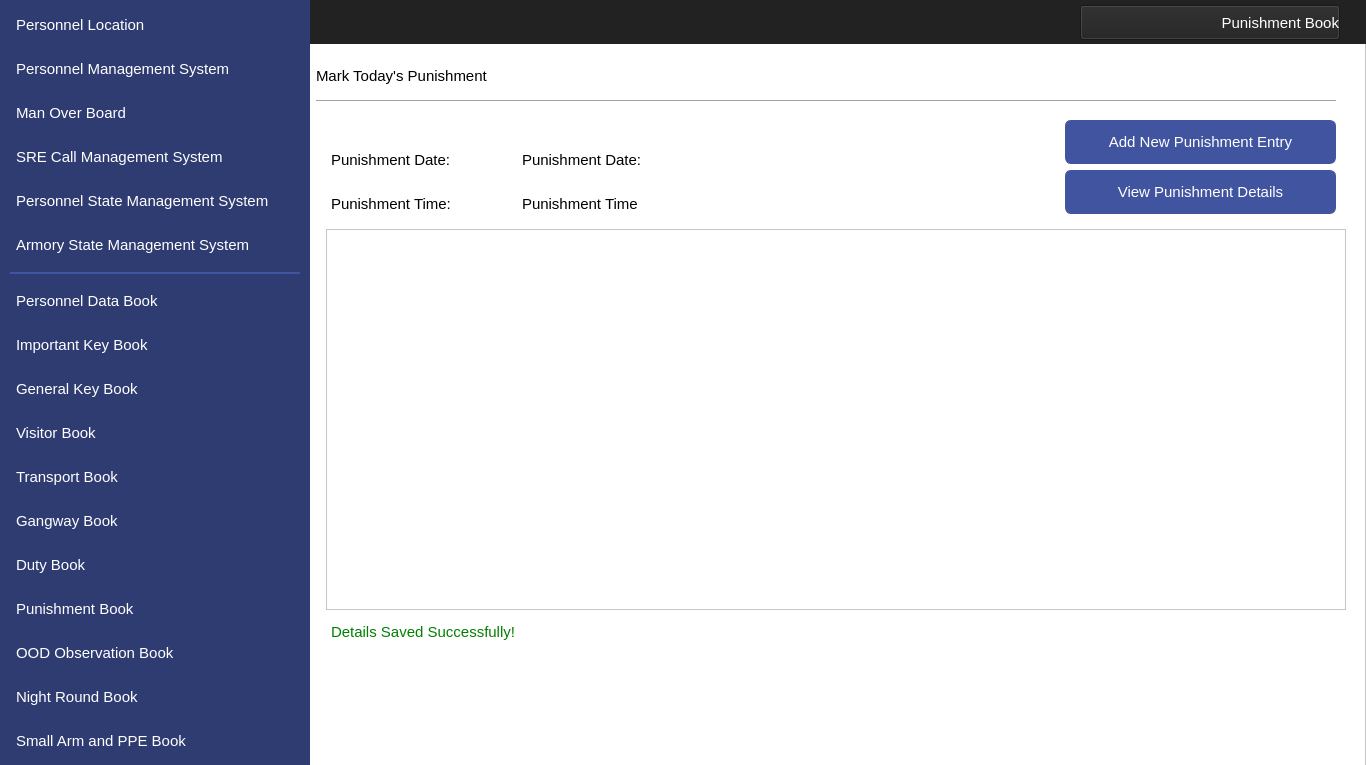
Before: the Qt Designer form Interfaces/ViewPunishment.ui in MuhammadUsamax123/IndoorPositioning, drawn with Qt 5.
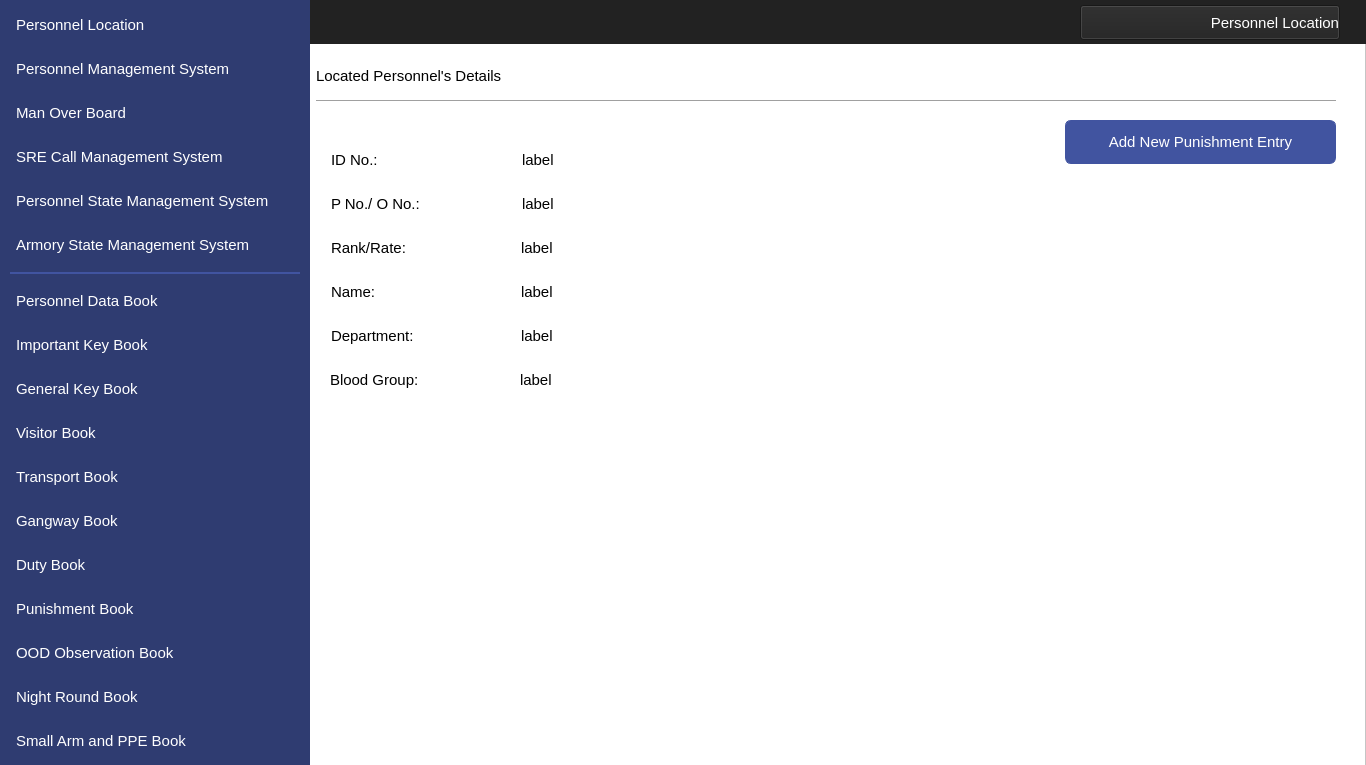
After: the same form once the commit is applied. Icons and pictures are not drawn.

```diff
--- a/Interfaces/ViewPunishment.ui
+++ b/Interfaces/ViewPunishment.ui
@@ -1036,7 +1036,7 @@
     background-color:#222222;</string>
      </property>
      <property name="text">
-      <string>Punishment Book</string>
+      <string>Personnel Location</string>
      </property>
      <property name="icon">
       <iconset resource="../IconResource.qrc">
@@ -1237,28 +1237,12 @@
 font-size: 11pt</string>
      </property>
      <property name="text">
-      <string>Punishment Date:</string>
+      <string>ID No.:</string>
      </property>
      <property name="alignment">
       <set>Qt::AlignLeading|Qt::AlignLeft|Qt::AlignVCenter</set>
      </property>
     </widget>
-    <widget class="QTableWidget" name="tbldetails">
-     <property name="geometry">
-      <rect>
-       <x>326</x>
-       <y>229</y>
-       <width>1020</width>
-       <height>381</height>
-      </rect>
-     </property>
-     <property name="alternatingRowColors">
-      <bool>true</bool>
-     </property>
-     <property name="selectionMode">
-      <enum>QAbstractItemView::NoSelection</enum>
-     </property>
-    </widget>
     <widget class="QPushButton" name="navAddPunishment">
      <property name="geometry">
       <rect>
@@ -1321,68 +1305,6 @@
       </size>
      </property>
     </widget>
-    <widget class="QPushButton" name="navViewPunishmentDetails">
-     <property name="geometry">
-      <rect>
-       <x>1065</x>
-       <y>170</y>
-       <width>271</width>
-       <height>44</height>
-      </rect>
-     </property>
-     <property name="font">
-      <font>
-       <family>Segoe UI</family>
-       <pointsize>11</pointsize>
-      </font>
-     </property>
-     <property name="cursor">
-      <cursorShape>PointingHandCursor</cursorShape>
-     </property>
-     <property name="styleSheet">
-      <string notr="true">QPushButton
-{
-    color: #ffffff;
-    background-color:#4154A0;
-    border-width: 1px;
-    border-color: #4154A0;
-    border-style: solid;
-    border-radius: 6;
-    padding: 3px;
-    font-size: 11pt;
-    padding-left: 5px;
-    padding-right: 5px;
-    min-width: 40px;
-}
-
-QPushButton:hover
-{
-    background-color:#384889
-}
-QPushButton:pressed
-{
-    background-color: #384889;
- 	border-width: 3px;
-    border-color: #5C70BC;
-    border-style: solid;
-    border-radius: 6;
-
-}</string>
-     </property>
-     <property name="text">
-      <string>View Punishment Details</string>
-     </property>
-     <property name="icon">
-      <iconset resource="../IconResource.qrc">
-       <normaloff>:/images/viewDetails.png</normaloff>:/images/viewDetails.png</iconset>
-     </property>
-     <property name="iconSize">
-      <size>
-       <width>25</width>
-       <height>25</height>
-      </size>
-     </property>
-    </widget>
     <widget class="QLabel" name="label_10">
      <property name="geometry">
       <rect>
@@ -1407,7 +1329,7 @@
 font-size: 11pt</string>
      </property>
      <property name="text">
-      <string>Punishment Time:</string>
+      <string>P No./ O No.:</string>
      </property>
      <property name="alignment">
       <set>Qt::AlignLeading|Qt::AlignLeft|Qt::AlignVCenter</set>
@@ -1437,40 +1359,7 @@
 font-size: 11pt</string>
      </property>
      <property name="text">
-      <string>Punishment Date:</string>
-     </property>
-     <property name="alignment">
-      <set>Qt::AlignLeading|Qt::AlignLeft|Qt::AlignVCenter</set>
-     </property>
-    </widget>
-    <widget class="QLabel" name="lblDataEntrySuccessful">
-     <property name="enabled">
-      <bool>true</bool>
-     </property>
-     <property name="geometry">
-      <rect>
-       <x>331</x>
-       <y>610</y>
-       <width>361</width>
-       <height>44</height>
-      </rect>
-     </property>
-     <property name="font">
-      <font>
-       <family>Segoe UI</family>
-       <pointsize>11</pointsize>
-      </font>
-     </property>
-     <property name="layoutDirection">
-      <enum>Qt::LeftToRight</enum>
-     </property>
-     <property name="styleSheet">
-      <string notr="true">color: green;
-background-color:#ffffff;
-font-size: 11pt</string>
-     </property>
-     <property name="text">
-      <string>Details Saved Successfully!</string>
+      <string>label</string>
      </property>
      <property name="alignment">
       <set>Qt::AlignLeading|Qt::AlignLeft|Qt::AlignVCenter</set>
@@ -1566,7 +1455,247 @@
 font-size: 11pt</string>
      </property>
      <property name="text">
-      <string>Punishment Time</string>
+      <string>label</string>
+     </property>
+     <property name="alignment">
+      <set>Qt::AlignLeading|Qt::AlignLeft|Qt::AlignVCenter</set>
+     </property>
+    </widget>
+    <widget class="QLabel" name="label_11">
+     <property name="geometry">
+      <rect>
+       <x>331</x>
+       <y>226</y>
+       <width>191</width>
+       <height>44</height>
+      </rect>
+     </property>
+     <property name="font">
+      <font>
+       <family>Segoe UI</family>
+       <pointsize>11</pointsize>
+      </font>
+     </property>
+     <property name="layoutDirection">
+      <enum>Qt::LeftToRight</enum>
+     </property>
+     <property name="styleSheet">
+      <string notr="true">color: #000000;
+background-color:#ffffff;
+font-size: 11pt</string>
+     </property>
+     <property name="text">
+      <string>Rank/Rate:</string>
+     </property>
+     <property name="alignment">
+      <set>Qt::AlignLeading|Qt::AlignLeft|Qt::AlignVCenter</set>
+     </property>
+    </widget>
+    <widget class="QLabel" name="label_12">
+     <property name="geometry">
+      <rect>
+       <x>331</x>
+       <y>270</y>
+       <width>191</width>
+       <height>44</height>
+      </rect>
+     </property>
+     <property name="font">
+      <font>
+       <family>Segoe UI</family>
+       <pointsize>11</pointsize>
+      </font>
+     </property>
+     <property name="layoutDirection">
+      <enum>Qt::LeftToRight</enum>
+     </property>
+     <property name="styleSheet">
+      <string notr="true">color: #000000;
+background-color:#ffffff;
+font-size: 11pt</string>
+     </property>
+     <property name="text">
+      <string>Name:</string>
+     </property>
+     <property name="alignment">
+      <set>Qt::AlignLeading|Qt::AlignLeft|Qt::AlignVCenter</set>
+     </property>
+    </widget>
+    <widget class="QLabel" name="label_14">
+     <property name="geometry">
+      <rect>
+       <x>331</x>
+       <y>314</y>
+       <width>191</width>
+       <height>44</height>
+      </rect>
+     </property>
+     <property name="font">
+      <font>
+       <family>Segoe UI</family>
+       <pointsize>11</pointsize>
+      </font>
+     </property>
+     <property name="layoutDirection">
+      <enum>Qt::LeftToRight</enum>
+     </property>
+     <property name="styleSheet">
+      <string notr="true">color: #000000;
+background-color:#ffffff;
+font-size: 11pt</string>
+     </property>
+     <property name="text">
+      <string>Department:</string>
+     </property>
+     <property name="alignment">
+      <set>Qt::AlignLeading|Qt::AlignLeft|Qt::AlignVCenter</set>
+     </property>
+    </widget>
+    <widget class="QLabel" name="label_15">
+     <property name="geometry">
+      <rect>
+       <x>330</x>
+       <y>358</y>
+       <width>191</width>
+       <height>44</height>
+      </rect>
+     </property>
+     <property name="font">
+      <font>
+       <family>Segoe UI</family>
+       <pointsize>11</pointsize>
+      </font>
+     </property>
+     <property name="layoutDirection">
+      <enum>Qt::LeftToRight</enum>
+     </property>
+     <property name="styleSheet">
+      <string notr="true">color: #000000;
+background-color:#ffffff;
+font-size: 11pt</string>
+     </property>
+     <property name="text">
+      <string>Blood Group:</string>
+     </property>
+     <property name="alignment">
+      <set>Qt::AlignLeading|Qt::AlignLeft|Qt::AlignVCenter</set>
+     </property>
+    </widget>
+    <widget class="QLabel" name="lblBGroup">
+     <property name="geometry">
+      <rect>
+       <x>520</x>
+       <y>358</y>
+       <width>191</width>
+       <height>44</height>
+      </rect>
+     </property>
+     <property name="font">
+      <font>
+       <family>Segoe UI</family>
+       <pointsize>11</pointsize>
+      </font>
+     </property>
+     <property name="layoutDirection">
+      <enum>Qt::LeftToRight</enum>
+     </property>
+     <property name="styleSheet">
+      <string notr="true">color: #000000;
+background-color:#ffffff;
+font-size: 11pt</string>
+     </property>
+     <property name="text">
+      <string>label</string>
+     </property>
+     <property name="alignment">
+      <set>Qt::AlignLeading|Qt::AlignLeft|Qt::AlignVCenter</set>
+     </property>
+    </widget>
+    <widget class="QLabel" name="lblRank">
+     <property name="geometry">
+      <rect>
+       <x>521</x>
+       <y>226</y>
+       <width>191</width>
+       <height>44</height>
+      </rect>
+     </property>
+     <property name="font">
+      <font>
+       <family>Segoe UI</family>
+       <pointsize>11</pointsize>
+      </font>
+     </property>
+     <property name="layoutDirection">
+      <enum>Qt::LeftToRight</enum>
+     </property>
+     <property name="styleSheet">
+      <string notr="true">color: #000000;
+background-color:#ffffff;
+font-size: 11pt</string>
+     </property>
+     <property name="text">
+      <string>label</string>
+     </property>
+     <property name="alignment">
+      <set>Qt::AlignLeading|Qt::AlignLeft|Qt::AlignVCenter</set>
+     </property>
+    </widget>
+    <widget class="QLabel" name="lblDepartment">
+     <property name="geometry">
+      <rect>
+       <x>521</x>
+       <y>314</y>
+       <width>191</width>
+       <height>44</height>
+      </rect>
+     </property>
+     <property name="font">
+      <font>
+       <family>Segoe UI</family>
+       <pointsize>11</pointsize>
+      </font>
+     </property>
+     <property name="layoutDirection">
+      <enum>Qt::LeftToRight</enum>
+     </property>
+     <property name="styleSheet">
+      <string notr="true">color: #000000;
+background-color:#ffffff;
+font-size: 11pt</string>
+     </property>
+     <property name="text">
+      <string>label</string>
+     </property>
+     <property name="alignment">
+      <set>Qt::AlignLeading|Qt::AlignLeft|Qt::AlignVCenter</set>
+     </property>
+    </widget>
+    <widget class="QLabel" name="lblName">
+     <property name="geometry">
+      <rect>
+       <x>521</x>
+       <y>270</y>
+       <width>191</width>
+       <height>44</height>
+      </rect>
+     </property>
+     <property name="font">
+      <font>
+       <family>Segoe UI</family>
+       <pointsize>11</pointsize>
+      </font>
+     </property>
+     <property name="layoutDirection">
+      <enum>Qt::LeftToRight</enum>
+     </property>
+     <property name="styleSheet">
+      <string notr="true">color: #000000;
+background-color:#ffffff;
+font-size: 11pt</string>
+     </property>
+     <property name="text">
+      <string>label</string>
      </property>
      <property name="alignment">
       <set>Qt::AlignLeading|Qt::AlignLeft|Qt::AlignVCenter</set>
@@ -1643,7 +1772,7 @@
 font-size: 11pt</string>
     </property>
     <property name="text">
-     <string>Mark Today's Punishment</string>
+     <string>Located Personnel's Details</string>
     </property>
     <property name="alignment">
      <set>Qt::AlignLeading|Qt::AlignLeft|Qt::AlignVCenter</set>
```
Left out of the diff: 30 changed lines with no effect on the pictures.
